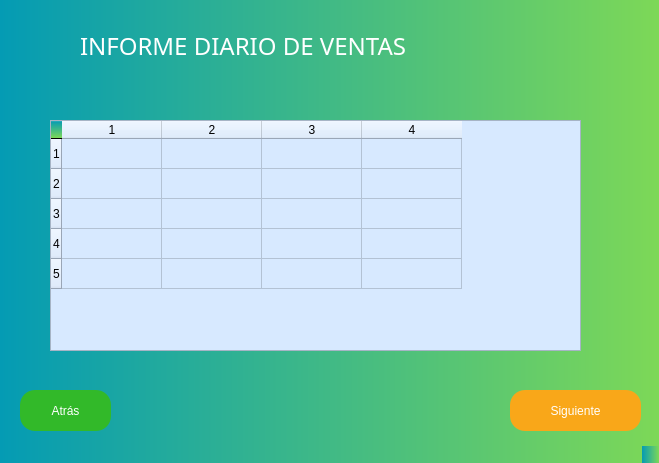
First picture: the form in Inventario.ui, repository Yohan205/ProjectInventory, before the edit.
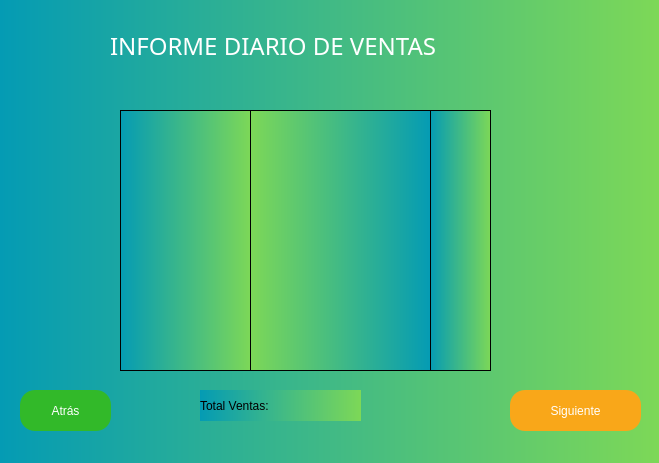
Second picture: the form after the edit. Icons and pictures are not drawn.

Diff of the .ui file:
```diff
--- a/Inventario.ui
+++ b/Inventario.ui
@@ -29,9 +29,9 @@
 
     <property name="geometry">
      <rect>
-      <x>80</x>
+      <x>110</x>
       <y>30</y>
-      <width>491</width>
+      <width>401</width>
       <height>31</height>
      </rect>
     </property>
@@ -99,45 +99,62 @@
      <string>Siguiente</string>
     </property>
    </widget>
-   <widget class="QTableWidget" name="tableWidget">
+   <widget class="QListWidget" name="listRef">
     <property name="geometry">
      <rect>
-      <x>50</x>
-      <y>120</y>
-      <width>531</width>
-      <height>231</height>
+      <x>120</x>
+      <y>110</y>
+      <width>131</width>
+      <height>261</height>
      </rect>
     </property>
     <property name="styleSheet">
-     <string notr="true">background-color: rgb(101, 200, 156);
-
-
-background-color: rgb(215, 233, 255);
-font: 14pt &quot;Arial&quot;;
-
-</string>
+     <string notr="true"/>
     </property>
-    <property name="rowCount">
-     <number>5</number>
+   </widget>
+   <widget class="QListWidget" name="listProd">
+    <property name="geometry">
+     <rect>
+      <x>250</x>
+      <y>110</y>
+      <width>181</width>
+      <height>261</height>
+     </rect>
     </property>
-    <property name="columnCount">
-     <number>4</number>
+    <property name="styleSheet">
+     <string notr="true">background-color: qlineargradient(spread:pad, x1:0, y1:0, x2:1, y2:0, stop:0 rgba(125,216,87, 255), stop:1 rgba(4,155,180, 255));</string>
     </property>
-    <attribute name="horizontalHeaderCascadingSectionResizes">
-     <bool>false</bool>
-    </attribute>
-    <row/>
-    <row/>
-    <row/>
-    <row/>
-    <row/>
-    <column/>
-    <column/>
-    <column/>
-    <column/>
+   </widget>
+   <widget class="QListWidget" name="listCant">
+    <property name="geometry">
+     <rect>
+      <x>430</x>
+      <y>110</y>
+      <width>61</width>
+      <height>261</height>
+     </rect>
+    </property>
+    <property name="styleSheet">
+     <string notr="true"/>
+    </property>
+   </widget>
+   <widget class="QLabel" name="eTotal">
+    <property name="geometry">
+     <rect>
+      <x>200</x>
+      <y>390</y>
+      <width>161</width>
+      <height>31</height>
+     </rect>
+    </property>
+    <property name="styleSheet">
+     <string notr="true"/>
+    </property>
+    <property name="text">
+     <string>Total Ventas:</string>
+    </property>
    </widget>
   </widget>
-  <widget class="QStatusBar" name="statusbar2"/>
  </widget>
  <resources/>
  <connections/>
```
Left out of the diff: 8 changed lines with no effect on the pictures.
